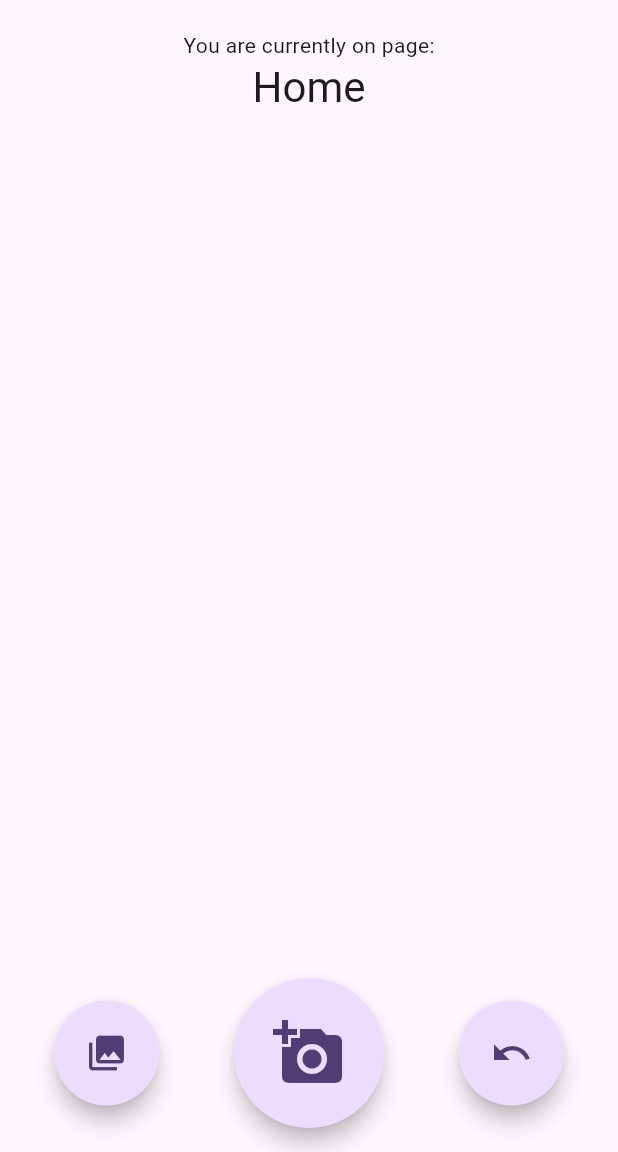
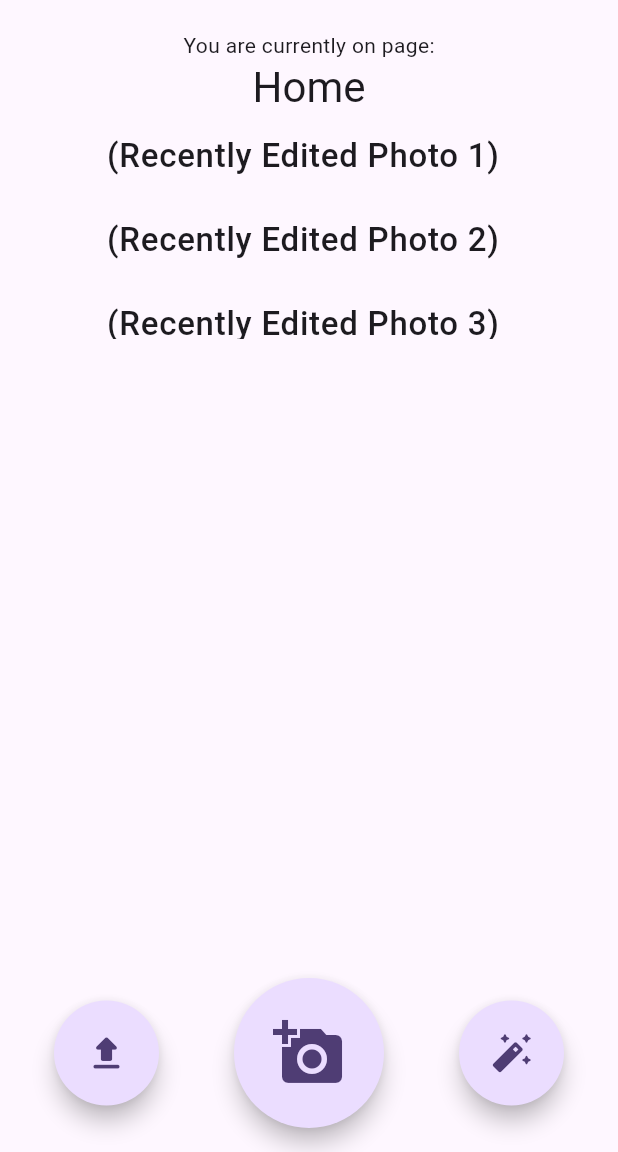
Before and after one commit to ricosolana/AI-Hair-Styler, a Flutter app: the screen it shows after launch, on a phone screen of 412 x 824 dp, the part 84-1236 px from its top. Run offline on Flutter 3.47's test engine with Material 3 defaults, Android fonts, the phone set to English and light mode, and no system bars; our stand-ins replace flutter_svg, settings_ui.

Commit message:
Add list for recent captures, updated icons

```diff
--- a/lib/screens/home.dart
+++ b/lib/screens/home.dart
@@ -14,6 +14,11 @@ class MyHomePage extends StatefulWidget {
 
 class _MyHomePageState extends State<MyHomePage> {
   String _currentPage = 'Home';
+  List<String> recentCaptures = [
+    "Recent Capture 1",
+    "Recent Capture 2",
+    "Recent Capture 3",
+  ];
 
   void _setPage(String newPage) {
     setState(() {
@@ -57,6 +62,24 @@ class _MyHomePageState extends State<MyHomePage> {
               _currentPage,
               style: Theme.of(context).textTheme.headlineMedium,
             ),
+            Center(
+            child: SizedBox(
+              height: 150.0,
+              child: ListView.builder(
+                itemCount: recentCaptures.length,
+                itemBuilder: (BuildContext context, int index) {
+                  return ListTile(
+                    title: Center(child:
+                      Text('(Recently Edited Photo ${index + 1})',
+                      style: const TextStyle(fontWeight: FontWeight.w500, fontSize: 22.0),),),
+                    onTap: () {
+                      //TODO: Add logic to open recently edited photo
+                    },
+                  );
+                },
+              )
+            ),
+            ),
           ],
         ),
       ),
@@ -68,12 +91,12 @@ class _MyHomePageState extends State<MyHomePage> {
           height: 70.0,
           child: FloatingActionButton(
               onPressed: () {
-            // Gallery Button
-            // TODO: Add logic for the gallery button
+            // Upload Button
+            // TODO: Add logic for the upload button
           },
             shape: const CircleBorder(),
-            child: const Icon(Icons.photo_library,
-            size: 28.0,),
+            child: const Icon(Icons.file_upload_rounded,
+            size: 30.0,),
             ),
       ),
           const SizedBox(width: 50.0), // Adjust the spacing between buttons
@@ -96,13 +119,13 @@ class _MyHomePageState extends State<MyHomePage> {
               height: 70.0,
               child: FloatingActionButton(
                   onPressed: () {
-                    // Undo Button
-                    // TODO: Add logic to undo edits (or whatever this button is for)
+                    // AI Edit Button
+                    // TODO: Add logic to open screen that enables AI edits (or whatever this button is for)
                   },
                   shape: const CircleBorder(),
                   child: const Icon(
-                    Icons.undo,
-                    size: 28.0,),
+                    Icons.auto_fix_high_rounded,
+                    size: 30.0,),
                   ),
             ),
         ],
```
